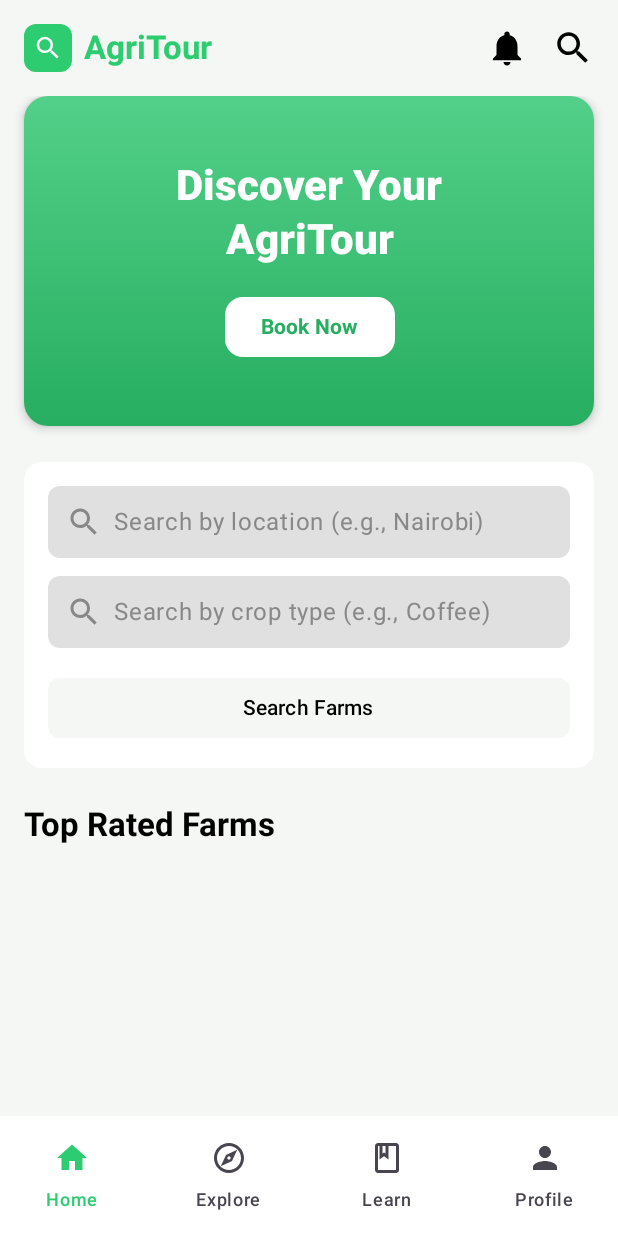
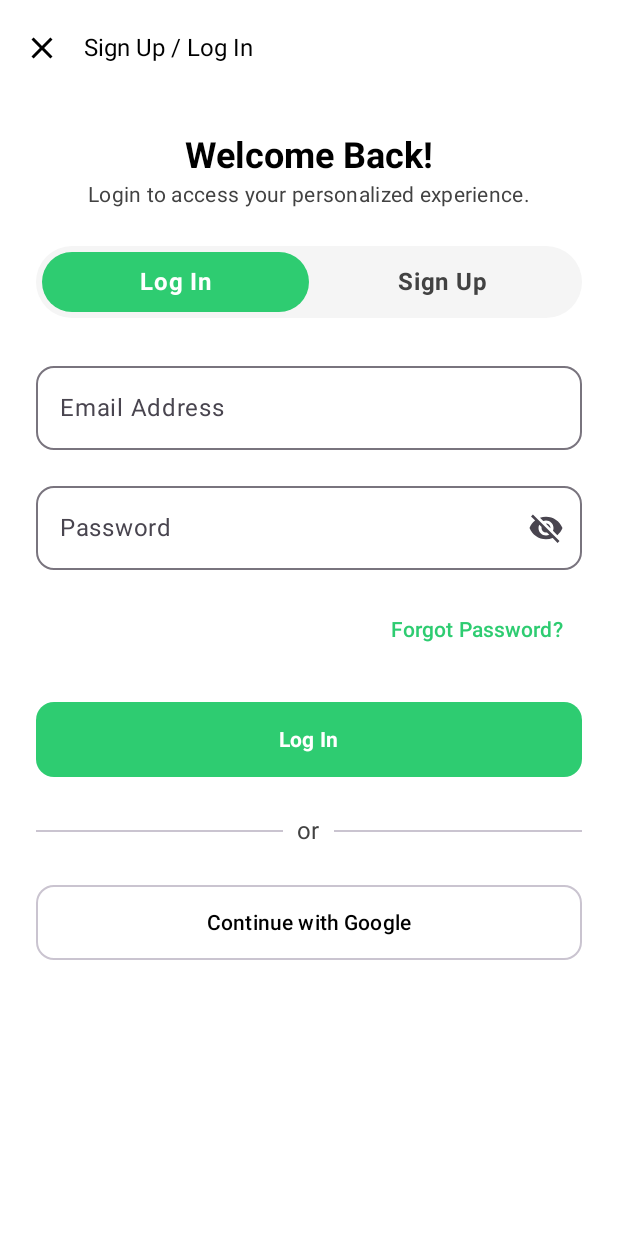
Before and after one commit to ethanbwibo-Strath/AgriTour-Android-App, an Android app built with Jetpack Compose: the screen it shows after launch (MainActivity), on a phone screen of 412 x 824 dp. Run offline under Robolectric (Android 15) with nearby library versions, the phone set to English and light mode, and no system bars; our stand-ins replace Firebase (no records; nobody signed in at launch, a user with empty details on screens opened directly).

Commit message:
Authentication and SignUp/Login done

```diff
--- a/app/src/main/java/com/example/agritour/ui/navigation/AppScreens.kt
+++ b/app/src/main/java/com/example/agritour/ui/navigation/AppScreens.kt
@@ -1,9 +1,11 @@
 package com.example.agritour.ui.navigation
 
 enum class AppScreens {
+    SplashScreen,
+    AuthScreen,
     HomeScreen,
     ExploreScreen,
-    FarmDetailScreen, // We will add arguments (like farmId) to this later
+    FarmDetailScreen,
     BookingScreen,
     LearningHubScreen,
     ProfileScreen,
--- a/app/src/main/java/com/example/agritour/ui/navigation/FarmAppNavigation.kt
+++ b/app/src/main/java/com/example/agritour/ui/navigation/FarmAppNavigation.kt
@@ -11,6 +11,7 @@ import androidx.navigation.compose.composable
 import androidx.navigation.compose.rememberNavController
 import androidx.navigation.NavType
 import androidx.navigation.navArgument
+import com.example.agritour.ui.screens.AuthScreen
 import com.example.agritour.ui.screens.BookingDetailScreen
 
 import com.example.agritour.ui.screens.BookingScreen
@@ -20,6 +21,7 @@ import com.example.agritour.ui.screens.HomeScreen
 import com.example.agritour.ui.screens.LearningHubScreen
 import com.example.agritour.ui.screens.MyBookingsScreen
 import com.example.agritour.ui.screens.ProfileScreen
+import com.example.agritour.ui.screens.SplashScreen
 
 @Composable
 fun FarmAppNavigation() {
@@ -27,8 +29,35 @@ fun FarmAppNavigation() {
 
     NavHost(
         navController = navController,
-        startDestination = AppScreens.HomeScreen.name
+        startDestination = AppScreens.SplashScreen.name
     ) {
+        // 0. Splash Screen
+        composable(route = AppScreens.SplashScreen.name) {
+            SplashScreen(
+                onNavigateToHome = {
+                    navController.navigate(AppScreens.HomeScreen.name) {
+                        popUpTo(AppScreens.SplashScreen.name) { inclusive = true }
+                    }
+                },
+                onNavigateToAuth = {
+                    navController.navigate(AppScreens.AuthScreen.name) {
+                        popUpTo(AppScreens.SplashScreen.name) { inclusive = true }
+                    }
+                }
+            )
+        }
+
+        // 0.5. Auth Screen
+        composable(route = AppScreens.AuthScreen.name) {
+            AuthScreen(
+                onLoginSuccess = {
+                    navController.navigate(AppScreens.HomeScreen.name) {
+                        popUpTo(AppScreens.AuthScreen.name) { inclusive = true }
+                    }
+                }
+            )
+        }
+
         // 1. Home Screen
         composable(route = AppScreens.HomeScreen.name) {
             HomeScreen(
@@ -159,6 +188,11 @@ fun FarmAppNavigation() {
                 },
                 onMyBookingsClick = {
                     navController.navigate(AppScreens.MyBookingsScreen.name)
+                },
+                onLogoutClick = {
+                    navController.navigate(AppScreens.AuthScreen.name) {
+                        popUpTo(AppScreens.HomeScreen.name) { inclusive = true }
+                    }
                 }
             )
         }
--- /dev/null
+++ b/app/src/main/java/com/example/agritour/ui/screens/AuthScreen.kt
@@ -0,0 +1,278 @@
+package com.example.agritour.ui.screens
+
+import android.widget.Toast
+import androidx.compose.foundation.background
+import androidx.compose.foundation.clickable
+import androidx.compose.foundation.layout.*
+import androidx.compose.foundation.shape.RoundedCornerShape
+import androidx.compose.foundation.text.KeyboardOptions
+import androidx.compose.material.icons.Icons
+import androidx.compose.material.icons.filled.Close
+import androidx.compose.material.icons.filled.Visibility
+import androidx.compose.material.icons.filled.VisibilityOff
+import androidx.compose.material3.*
+import androidx.compose.runtime.*
+import androidx.compose.ui.Alignment
+import androidx.compose.ui.Modifier
+import androidx.compose.ui.graphics.Color
+import androidx.compose.ui.platform.LocalContext
+import androidx.compose.ui.text.font.FontWeight
+import androidx.compose.ui.text.input.KeyboardType
+import androidx.compose.ui.text.input.PasswordVisualTransformation
+import androidx.compose.ui.text.input.VisualTransformation
+import androidx.compose.ui.unit.dp
+import com.example.agritour.data.AuthRepository
+import com.example.agritour.ui.theme.AgriGreen
+import com.example.agritour.ui.theme.TextBlack
+import com.example.agritour.ui.theme.TextGrey
+import kotlinx.coroutines.launch
+
+@OptIn(ExperimentalMaterial3Api::class)
+@Composable
+fun AuthScreen(
+    onLoginSuccess: () -> Unit
+) {
+    // UI State
+    var isLoginMode by remember { mutableStateOf(true) } // Toggle between Login/Signup
+    var email by remember { mutableStateOf("") }
+    var password by remember { mutableStateOf("") }
+    var name by remember { mutableStateOf("") } // For Signup only
+    var isFarmer by remember { mutableStateOf(false) } // For Signup only
+
+    // Validation & Loading State
+    var passwordError by remember { mutableStateOf<String?>(null) }
+    var isLoading by remember { mutableStateOf(false) }
+    var passwordVisible by remember { mutableStateOf(false) }
+
+    // Tools
+    val scope = rememberCoroutineScope()
+    val context = LocalContext.current
+    val repository = remember { AuthRepository() }
+
+    Scaffold(
+        containerColor = Color.White,
+        topBar = {
+            TopAppBar(
+                title = { Text("Sign Up / Log In", fontSize = MaterialTheme.typography.titleMedium.fontSize) },
+                navigationIcon = {
+                    IconButton(onClick = { /* Optional: Handle Close/Back */ }) {
+                        Icon(Icons.Default.Close, contentDescription = "Close")
+                    }
+                },
+                colors = TopAppBarDefaults.topAppBarColors(containerColor = Color.White)
+            )
+        }
+    ) { padding ->
+        Column(
+            modifier = Modifier
+                .padding(padding)
+                .padding(24.dp)
+                .fillMaxSize(),
+            horizontalAlignment = Alignment.CenterHorizontally
+        ) {
+            // 1. Greeting
+            Text("Welcome Back!", style = MaterialTheme.typography.headlineSmall, fontWeight = FontWeight.Bold)
+            Text("Login to access your personalized experience.", color = TextGrey, style = MaterialTheme.typography.bodyMedium)
+
+            Spacer(modifier = Modifier.height(24.dp))
+
+            // 2. Custom Toggle (Login / Sign Up)
+            Row(
+                modifier = Modifier
+                    .fillMaxWidth()
+                    .height(48.dp)
+                    .background(Color(0xFFF5F5F5), RoundedCornerShape(24.dp))
+                    .padding(4.dp)
+            ) {
+                // Log In Tab
+                Box(
+                    modifier = Modifier
+                        .weight(1f)
+                        .fillMaxHeight()
+                        .background(
+                            if (isLoginMode) AgriGreen else Color.Transparent,
+                            RoundedCornerShape(20.dp)
+                        )
+                        .clickable { isLoginMode = true },
+                    contentAlignment = Alignment.Center
+                ) {
+                    Text(
+                        "Log In",
+                        color = if (isLoginMode) Color.White else TextGrey,
+                        fontWeight = FontWeight.Bold
+                    )
+                }
+
+                // Sign Up Tab
+                Box(
+                    modifier = Modifier
+                        .weight(1f)
+                        .fillMaxHeight()
+                        .background(
+                            if (!isLoginMode) AgriGreen else Color.Transparent,
+                            RoundedCornerShape(20.dp)
+                        )
+                        .clickable { isLoginMode = false },
+                    contentAlignment = Alignment.Center
+                ) {
+                    Text(
+                        "Sign Up",
+                        color = if (!isLoginMode) Color.White else TextGrey,
+                        fontWeight = FontWeight.Bold
+                    )
+                }
+            }
+
+            Spacer(modifier = Modifier.height(24.dp))
+
+            // 3. Form Fields
+            if (!isLoginMode) {
+                // Name Field (Only for Signup)
+                OutlinedTextField(
+                    value = name,
+                    onValueChange = { name = it },
+                    label = { Text("Full Name") },
+                    modifier = Modifier.fillMaxWidth(),
+                    shape = RoundedCornerShape(12.dp)
+                )
+                Spacer(modifier = Modifier.height(16.dp))
+            }
+
+            // Email Field
+            OutlinedTextField(
+                value = email,
+                onValueChange = { email = it },
+                label = { Text("Email Address") },
+                modifier = Modifier.fillMaxWidth(),
+                shape = RoundedCornerShape(12.dp),
+                keyboardOptions = KeyboardOptions(keyboardType = KeyboardType.Email)
+            )
+
+            Spacer(modifier = Modifier.height(16.dp))
+
+            // Password Field with Error State
+            OutlinedTextField(
+                value = password,
+                onValueChange = {
+                    password = it
+                    // Clear error as user types valid length
+                    if (it.length >= 6) passwordError = null
+                },
+                label = { Text("Password") },
+                modifier = Modifier.fillMaxWidth(),
+                shape = RoundedCornerShape(12.dp),
+                visualTransformation = if (passwordVisible) VisualTransformation.None else PasswordVisualTransformation(),
+                trailingIcon = {
+                    val image = if (passwordVisible) Icons.Default.Visibility else Icons.Default.VisibilityOff
+                    IconButton(onClick = { passwordVisible = !passwordVisible }) {
+                        Icon(image, contentDescription = null)
+                    }
+                },
+                keyboardOptions = KeyboardOptions(keyboardType = KeyboardType.Password),
+                isError = passwordError != null,
+                supportingText = {
+                    if (passwordError != null) {
+                        Text(text = passwordError!!, color = MaterialTheme.colorScheme.error)
+                    }
+                }
+            )
+
+            // 4. Role Selection (Farmer Checkbox) - Only on Sign Up
+            if (!isLoginMode) {
+                Spacer(modifier = Modifier.height(16.dp))
+                Row(verticalAlignment = Alignment.CenterVertically) {
+                    Checkbox(
+                        checked = isFarmer,
+                        onCheckedChange = { isFarmer = it },
+                        colors = CheckboxDefaults.colors(checkedColor = AgriGreen)
+                    )
+                    Text("Register as a Farmer / Host")
+                }
+            } else {
+                // Forgot Password (Login only)
+                Box(modifier = Modifier.fillMaxWidth(), contentAlignment = Alignment.CenterEnd) {
+                    TextButton(onClick = {}) {
+                        Text("Forgot Password?", color = AgriGreen)
+                    }
+                }
+            }
+
+            Spacer(modifier = Modifier.height(24.dp))
+
+            // 5. Action Button
+            Button(
+                onClick = {
+                    // --- CLIENT SIDE VALIDATION ---
+                    if (password.length < 6) {
+                        passwordError = "Password must be at least 6 characters"
+                        return@Button
+                    }
+
+                    if (email.isEmpty()) {
+                        Toast.makeText(context, "Please enter an email address", Toast.LENGTH_SHORT).show()
+                        return@Button
+                    }
+
+                    if (!isLoginMode && name.isEmpty()) {
+                        Toast.makeText(context, "Please enter your name", Toast.LENGTH_SHORT).show()
+                        return@Button
+                    }
+
+                    // --- SERVER SIDE CALL ---
+                    isLoading = true
+                    scope.launch {
+                        // The repository now returns a String? (Error message or null)
+                        val error = if (isLoginMode) {
+                            repository.login(email, password)
+                        } else {
+                            repository.signUp(name, email, password, isFarmer)
+                        }
+
+                        isLoading = false
+
+                        if (error == null) {
+                            // Success!
+                            onLoginSuccess()
+                        } else {
+                            // Failure: Show the actual Firebase error
+                            Toast.makeText(context, error, Toast.LENGTH_LONG).show()
+                        }
+                    }
+                },
+                modifier = Modifier
+                    .fillMaxWidth()
+                    .height(50.dp),
+                shape = RoundedCornerShape(12.dp),
+                colors = ButtonDefaults.buttonColors(containerColor = AgriGreen),
+                enabled = !isLoading
+            ) {
+                if (isLoading) {
+                    CircularProgressIndicator(color = Color.White, modifier = Modifier.size(24.dp))
+                } else {
+                    Text(if (isLoginMode) "Log In" else "Sign Up", fontWeight = FontWeight.Bold)
+                }
+            }
+
+            Spacer(modifier = Modifier.height(24.dp))
+
+            // 6. Social Buttons (Visual only)
+            Row(verticalAlignment = Alignment.CenterVertically) {
+                Divider(modifier = Modifier.weight(1f))
+                Text("  or  ", color = TextGrey)
+                Divider(modifier = Modifier.weight(1f))
+            }
+
+            Spacer(modifier = Modifier.height(24.dp))
+
+            OutlinedButton(
+                onClick = { /* TODO: Google Auth */ },
+                modifier = Modifier
+                    .fillMaxWidth()
+                    .height(50.dp),
+                shape = RoundedCornerShape(12.dp)
+            ) {
+                Text("Continue with Google", color = TextBlack)
+            }
+        }
+    }
+}
--- /dev/null
+++ b/app/src/main/java/com/example/agritour/ui/screens/SplashScreen.kt
@@ -0,0 +1,76 @@
+package com.example.agritour.ui.screens
+
+import androidx.compose.foundation.background
+import androidx.compose.foundation.layout.Box
+import androidx.compose.foundation.layout.Column
+import androidx.compose.foundation.layout.Spacer
+import androidx.compose.foundation.layout.fillMaxSize
+import androidx.compose.foundation.layout.height
+import androidx.compose.foundation.layout.size
+import androidx.compose.foundation.shape.RoundedCornerShape
+import androidx.compose.material.icons.Icons
+import androidx.compose.material.icons.filled.Agriculture
+import androidx.compose.material3.Icon
+import androidx.compose.material3.MaterialTheme
+import androidx.compose.material3.Text
+import androidx.compose.runtime.Composable
+import androidx.compose.runtime.LaunchedEffect
+import androidx.compose.ui.Alignment
+import androidx.compose.ui.Modifier
+import androidx.compose.ui.graphics.Color
+import androidx.compose.ui.text.font.FontWeight
+import androidx.compose.ui.unit.dp
+import com.example.agritour.ui.theme.AgriGreen
+import com.google.firebase.auth.FirebaseAuth
+import kotlinx.coroutines.delay
+
+@Composable
+fun SplashScreen(
+    onNavigateToHome: () -> Unit,
+    onNavigateToAuth: () -> Unit
+) {
+    // Logic: Wait 2 seconds, then check login status
+    LaunchedEffect(Unit) {
+        delay(2000) // Simulate loading/branding time
+
+        if (FirebaseAuth.getInstance().currentUser != null) {
+            onNavigateToHome() // User is already logged in
+        } else {
+            onNavigateToAuth() // User needs to log in
+        }
+    }
+
+    // UI: Simple Logo and Name
+    Box(
+        modifier = Modifier
+            .fillMaxSize()
+            .background(AgriGreen), // Brand Color Background
+        contentAlignment = Alignment.Center
+    ) {
+        Column(horizontalAlignment = Alignment.CenterHorizontally) {
+            // Logo Box
+            Box(
+                modifier = Modifier
+                    .size(100.dp)
+                    .background(Color.White, shape = RoundedCornerShape(20.dp)),
+                contentAlignment = Alignment.Center
+            ) {
+                Icon(
+                    imageVector = Icons.Default.Agriculture,
+                    contentDescription = null,
+                    tint = AgriGreen,
+                    modifier = Modifier.size(60.dp)
+                )
+            }
+
+            Spacer(modifier = Modifier.height(16.dp))
+
+            Text(
+                text = "AgriTour",
+                style = MaterialTheme.typography.displaySmall,
+                fontWeight = FontWeight.Bold,
+                color = Color.White
+            )
+        }
+    }
+}
```
Also changed, not shown: app/src/main/java/com/example/agritour/data/AuthRepository.kt (added, +45 -0 lines), app/src/main/java/com/example/agritour/data/FarmRepository.kt (+12 -0 lines), app/src/main/java/com/example/agritour/data/UserProfile.kt (added, +8 -0 lines), app/src/main/java/com/example/agritour/ui/screens/ProfileScreen.kt (+23 -32 lines), app/src/main/java/com/example/agritour/ui/viewmodel/HomeViewModel.kt (+50 -17 lines).
